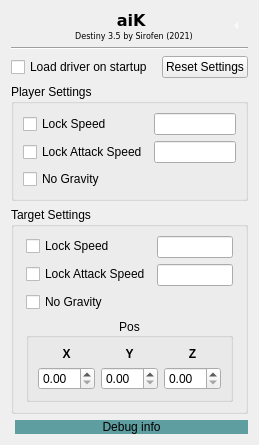
The window that aikwidget.ui (sirofen/aiK) describes before a commit, drawn with Qt 5.
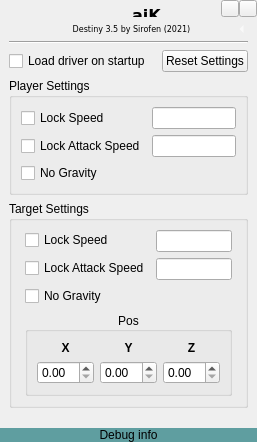
The same window after the commit. Custom widgets are drawn as their Qt base class.

```diff
--- a/aikwidget.ui
+++ b/aikwidget.ui
@@ -9,8 +9,8 @@
    <rect>
     <x>0</x>
     <y>0</y>
-    <width>259</width>
-    <height>443</height>
+    <width>257</width>
+    <height>442</height>
    </rect>
   </property>
   <property name="sizePolicy">
@@ -32,6 +32,92 @@
    <locale language="English" country="UnitedStates"/>
   </property>
   <layout class="QVBoxLayout" name="verticalLayout_2">
+   <property name="leftMargin">
+    <number>0</number>
+   </property>
+   <property name="topMargin">
+    <number>0</number>
+   </property>
+   <property name="rightMargin">
+    <number>0</number>
+   </property>
+   <property name="bottomMargin">
+    <number>0</number>
+   </property>
+   <item>
+    <layout class="QHBoxLayout" name="toolBar">
+     <property name="spacing">
+      <number>0</number>
+     </property>
+     <item>
+      <spacer name="horizontalSpacer_4">
+       <property name="orientation">
+        <enum>Qt::Horizontal</enum>
+       </property>
+       <property name="sizeType">
+        <enum>QSizePolicy::Fixed</enum>
+       </property>
+       <property name="sizeHint" stdset="0">
+        <size>
+         <width>72</width>
+         <height>10</height>
+        </size>
+       </property>
+      </spacer>
+     </item>
+     <item>
+      <widget class="QLabel" name="labelAik">
+       <property name="mouseTracking">
+        <bool>true</bool>
+       </property>
+       <property name="text">
+        <string>&lt;html&gt;&lt;head/&gt;&lt;body&gt;&lt;pre align=&quot;center&quot; style=&quot; margin-top:16px; margin-bottom:12px; margin-left:0px; margin-right:0px; -qt-block-indent:0; text-indent:0px; line-height:20%;&quot;&gt;&lt;span style=&quot; font-family:'Courier New'; font-size:12pt; font-weight:600;&quot;&gt;aiK&lt;/span&gt;&lt;/pre&gt;&lt;/body&gt;&lt;/html&gt;</string>
+       </property>
+       <property name="textFormat">
+        <enum>Qt::MarkdownText</enum>
+       </property>
+       <property name="alignment">
+        <set>Qt::AlignCenter</set>
+       </property>
+       <property name="wordWrap">
+        <bool>false</bool>
+       </property>
+       <property name="indent">
+        <number>-1</number>
+       </property>
+       <property name="textInteractionFlags">
+        <set>Qt::NoTextInteraction</set>
+       </property>
+      </widget>
+     </item>
+     <item>
+      <widget class="QToolButton" name="minimize_button">
+       <property name="text">
+        <string/>
+       </property>
+       <property name="iconSize">
+        <size>
+         <width>10</width>
+         <height>10</height>
+        </size>
+       </property>
+      </widget>
+     </item>
+     <item>
+      <widget class="QToolButton" name="close_button">
+       <property name="text">
+        <string/>
+       </property>
+       <property name="iconSize">
+        <size>
+         <width>10</width>
+         <height>10</height>
+        </size>
+       </property>
+      </widget>
+     </item>
+    </layout>
+   </item>
    <item>
     <layout class="QVBoxLayout" name="mainLayout">
      <property name="spacing">
@@ -40,13 +126,41 @@
      <property name="sizeConstraint">
       <enum>QLayout::SetDefaultConstraint</enum>
      </property>
+     <property name="leftMargin">
+      <number>9</number>
+     </property>
+     <property name="topMargin">
+      <number>0</number>
+     </property>
+     <property name="rightMargin">
+      <number>9</number>
+     </property>
+     <property name="bottomMargin">
+      <number>9</number>
+     </property>
      <item>
       <layout class="QHBoxLayout" name="head">
        <property name="sizeConstraint">
         <enum>QLayout::SetDefaultConstraint</enum>
        </property>
        <item>
-        <widget class="QLabel" name="label">
+        <spacer name="horizontalSpacer_5">
+         <property name="orientation">
+          <enum>Qt::Horizontal</enum>
+         </property>
+         <property name="sizeType">
+          <enum>QSizePolicy::Fixed</enum>
+         </property>
+         <property name="sizeHint" stdset="0">
+          <size>
+           <width>25</width>
+           <height>5</height>
+          </size>
+         </property>
+        </spacer>
+       </item>
+       <item>
+        <widget class="QLabel" name="labelDetail">
          <property name="sizePolicy">
           <sizepolicy hsizetype="Preferred" vsizetype="Preferred">
            <horstretch>0</horstretch>
@@ -63,22 +177,19 @@
           <string notr="true"/>
          </property>
          <property name="text">
-          <string>&lt;html&gt;&lt;head&gt;
-&lt;style&gt;
-pre.small {
-  line-height: 0.2;
-}
-&lt;/style&gt;
-&lt;/head&gt;&lt;body&gt;&lt;pre  class=&quot;small&quot;align=&quot;center&quot; style=&quot; margin-top:16px; margin-bottom:12px; margin-left:0px; margin-right:0px; -qt-block-indent:0; text-indent:0px;&quot;&gt;&lt;span style=&quot; font-family:'Courier New'; font-size:12pt; font-weight:600;&quot;&gt;aiK &lt;/span&gt;&lt;/pre&gt;&lt;pre align=&quot;center&quot; style=&quot; margin-top:16px; margin-bottom:12px; margin-left:0px; margin-right:0px; -qt-block-indent:0; text-indent:0px;&quot;&gt;&lt;span style=&quot; font-family:'Courier New'; font-size:6pt;&quot;&gt;Destiny 3.5 by Sirofen (2021)&lt;/span&gt;&lt;/pre&gt;&lt;/body&gt;&lt;/html&gt;</string>
+          <string>&lt;html&gt;&lt;head/&gt;&lt;body&gt;&lt;pre align=&quot;center&quot; style=&quot; margin-top:16px; margin-bottom:12px; margin-left:0px; margin-right:0px; -qt-block-indent:0; text-indent:0px;&quot;&gt;&lt;span style=&quot; font-family:'Courier New'; font-size:6pt;&quot;&gt;Destiny 3.5 by Sirofen (2021)&lt;/span&gt;&lt;/pre&gt;&lt;/body&gt;&lt;/html&gt;</string>
          </property>
          <property name="scaledContents">
           <bool>false</bool>
          </property>
          <property name="alignment">
-          <set>Qt::AlignLeading|Qt::AlignLeft|Qt::AlignVCenter</set>
+          <set>Qt::AlignCenter</set>
          </property>
          <property name="indent">
-          <number>39</number>
+          <number>-1</number>
+         </property>
+         <property name="textInteractionFlags">
+          <set>Qt::NoTextInteraction</set>
          </property>
         </widget>
        </item>
@@ -87,6 +198,12 @@
          <property name="enabled">
           <bool>true</bool>
          </property>
+         <property name="sizePolicy">
+          <sizepolicy hsizetype="Fixed" vsizetype="Fixed">
+           <horstretch>0</horstretch>
+           <verstretch>0</verstretch>
+          </sizepolicy>
+         </property>
          <property name="palette">
           <palette>
            <active>
@@ -101,10 +218,10 @@
             </colorrole>
             <colorrole role="Button">
              <brush brushstyle="SolidPattern">
-              <color alpha="0">
-               <red>240</red>
-               <green>240</green>
-               <blue>240</blue>
+              <color alpha="255">
+               <red>222</red>
+               <green>222</green>
+               <blue>222</blue>
               </color>
              </brush>
             </colorrole>
@@ -174,18 +291,18 @@
             <colorrole role="Base">
              <brush brushstyle="SolidPattern">
               <color alpha="255">
-               <red>255</red>
-               <green>255</green>
-               <blue>255</blue>
+               <red>222</red>
+               <green>222</green>
+               <blue>222</blue>
               </color>
              </brush>
             </colorrole>
             <colorrole role="Window">
              <brush brushstyle="SolidPattern">
-              <color alpha="0">
-               <red>240</red>
-               <green>240</green>
-               <blue>240</blue>
+              <color alpha="255">
+               <red>222</red>
+               <green>222</green>
+               <blue>222</blue>
               </color>
              </brush>
             </colorrole>
@@ -209,10 +326,10 @@
             </colorrole>
             <colorrole role="AlternateBase">
              <brush brushstyle="SolidPattern">
-              <color alpha="127">
-               <red>247</red>
-               <green>247</green>
-               <blue>247</blue>
+              <color alpha="255">
+               <red>161</red>
+               <green>255</green>
+               <blue>255</blue>
               </color>
              </brush>
             </colorrole>
@@ -256,10 +373,10 @@
             </colorrole>
             <colorrole role="Button">
              <brush brushstyle="SolidPattern">
-              <color alpha="0">
-               <red>240</red>
-               <green>240</green>
-               <blue>240</blue>
+              <color alpha="255">
+               <red>222</red>
+               <green>222</green>
+               <blue>222</blue>
               </color>
              </brush>
             </colorrole>
@@ -329,18 +446,18 @@
             <colorrole role="Base">
              <brush brushstyle="SolidPattern">
               <color alpha="255">
-               <red>255</red>
-               <green>255</green>
-               <blue>255</blue>
+               <red>222</red>
+               <green>222</green>
+               <blue>222</blue>
               </color>
              </brush>
             </colorrole>
             <colorrole role="Window">
              <brush brushstyle="SolidPattern">
-              <color alpha="0">
-               <red>240</red>
-               <green>240</green>
-               <blue>240</blue>
+              <color alpha="255">
+               <red>222</red>
+               <green>222</green>
+               <blue>222</blue>
               </color>
              </brush>
             </colorrole>
@@ -364,10 +481,10 @@
             </colorrole>
             <colorrole role="AlternateBase">
              <brush brushstyle="SolidPattern">
-              <color alpha="127">
-               <red>247</red>
-               <green>247</green>
-               <blue>247</blue>
+              <color alpha="255">
+               <red>161</red>
+               <green>255</green>
+               <blue>255</blue>
               </color>
              </brush>
             </colorrole>
@@ -411,10 +528,10 @@
             </colorrole>
             <colorrole role="Button">
              <brush brushstyle="SolidPattern">
-              <color alpha="0">
-               <red>240</red>
-               <green>240</green>
-               <blue>240</blue>
+              <color alpha="255">
+               <red>222</red>
+               <green>222</green>
+               <blue>222</blue>
               </color>
              </brush>
             </colorrole>
@@ -483,19 +600,19 @@
             </colorrole>
             <colorrole role="Base">
              <brush brushstyle="SolidPattern">
-              <color alpha="0">
-               <red>240</red>
-               <green>240</green>
-               <blue>240</blue>
+              <color alpha="255">
+               <red>222</red>
+               <green>222</green>
+               <blue>222</blue>
               </color>
              </brush>
             </colorrole>
             <colorrole role="Window">
              <brush brushstyle="SolidPattern">
-              <color alpha="0">
-               <red>240</red>
-               <green>240</green>
-               <blue>240</blue>
+              <color alpha="255">
+               <red>222</red>
+               <green>222</green>
+               <blue>222</blue>
               </color>
              </brush>
             </colorrole>
@@ -519,10 +636,10 @@
             </colorrole>
             <colorrole role="AlternateBase">
              <brush brushstyle="SolidPattern">
-              <color alpha="0">
-               <red>240</red>
-               <green>240</green>
-               <blue>240</blue>
+              <color alpha="255">
+               <red>161</red>
+               <green>255</green>
+               <blue>255</blue>
               </color>
              </brush>
             </colorrole>
@@ -570,6 +687,12 @@
          <property name="text">
           <string>...</string>
          </property>
+         <property name="iconSize">
+          <size>
+           <width>5</width>
+           <height>5</height>
+          </size>
+         </property>
          <property name="popupMode">
           <enum>QToolButton::DelayedPopup</enum>
          </property>
@@ -936,6 +1059,19 @@
        </layout>
       </widget>
      </item>
+     <item>
+      <spacer name="verticalSpacer">
+       <property name="orientation">
+        <enum>Qt::Vertical</enum>
+       </property>
+       <property name="sizeHint" stdset="0">
+        <size>
+         <width>20</width>
+         <height>40</height>
+        </size>
+       </property>
+      </spacer>
+     </item>
     </layout>
    </item>
    <item>
@@ -983,26 +1119,13 @@
          <set>Qt::AlignLeading|Qt::AlignLeft|Qt::AlignVCenter</set>
         </property>
         <property name="indent">
-         <number>4</number>
+         <number>-1</number>
         </property>
        </widget>
       </item>
      </layout>
     </widget>
    </item>
-   <item>
-    <spacer name="verticalSpacer">
-     <property name="orientation">
-      <enum>Qt::Vertical</enum>
-     </property>
-     <property name="sizeHint" stdset="0">
-      <size>
-       <width>20</width>
-       <height>40</height>
-      </size>
-     </property>
-    </spacer>
-   </item>
   </layout>
  </widget>
  <customwidgets>
```
Left out of the diff: 26 changed lines with no effect on the pictures.
